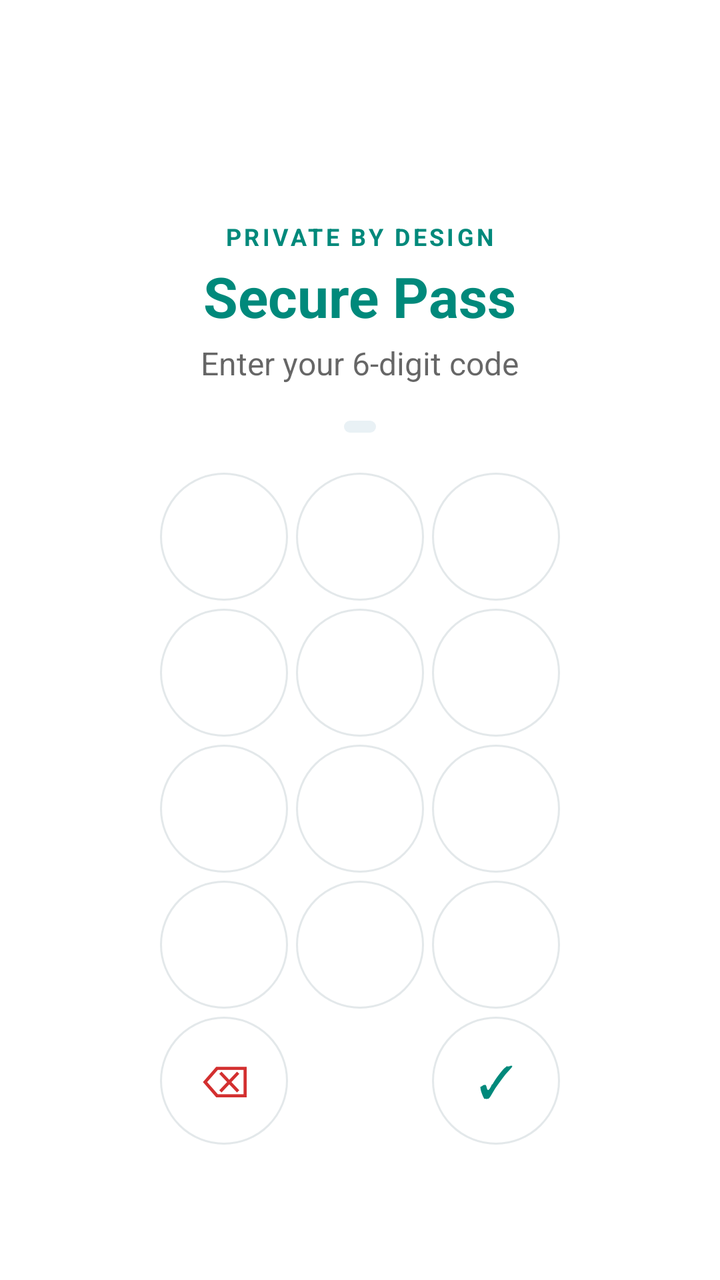
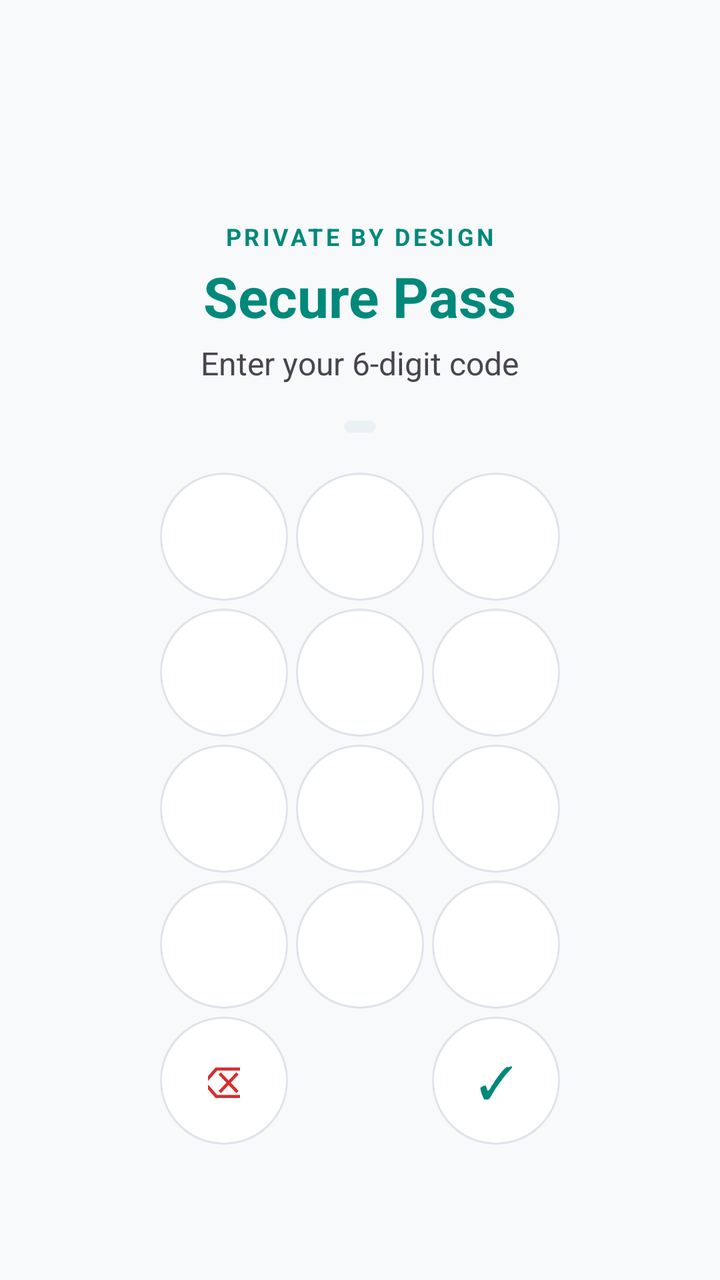

The first picture is an Android layout as it rendered before a commit; the second is the same layout after the commit. The layout source and the unified diff follow.
<!-- AndroidManifest.xml: application theme Theme.SecurePass -->
<!-- res/layout/activity_main.xml -->
<?xml version="1.0" encoding="utf-8"?>
<LinearLayout
    xmlns:android="http://schemas.android.com/apk/res/android"
    xmlns:app="http://schemas.android.com/apk/res-auto"
    android:layout_width="match_parent"
    android:layout_height="match_parent"
    android:orientation="vertical"
    android:gravity="center_horizontal"
    android:paddingTop="28dp"
    android:paddingStart="24dp"
    android:paddingEnd="24dp"
    android:fitsSystemWindows="true">

    
    <ImageView
        android:id="@+id/ivLockIcon"
        android:layout_width="72dp"
        android:layout_height="72dp"
        android:src="@mipmap/ic_launcher_teal"
        android:scaleType="fitCenter"
        android:adjustViewBounds="true"
        android:contentDescription="Secure Pass"
        android:layout_marginBottom="10dp"/>

    <TextView
        android:layout_width="wrap_content"
        android:layout_height="wrap_content"
        android:layout_marginBottom="3dp"
        android:letterSpacing="0.12"
        android:text="PRIVATE BY DESIGN"
        android:textColor="?attr/colorPrimary"
        android:textSize="12sp"
        android:textStyle="bold" />

    
    <TextView
        android:layout_width="wrap_content"
        android:layout_height="wrap_content"
        android:text="Secure Pass"
        android:textSize="28sp"
        android:textColor="?attr/colorPrimary"
        android:textStyle="bold"
        android:layout_marginBottom="4dp"/>

    
    <TextView
        android:id="@+id/tvInstruction"
        android:layout_width="wrap_content"
        android:layout_height="wrap_content"
        android:text="Enter your 6-digit code"
        android:textSize="16sp"
        android:textColor="?android:attr/textColorSecondary"
        android:layout_marginBottom="18dp"/>

    
    <LinearLayout
        android:id="@+id/pinDotsContainer"
        android:layout_width="wrap_content"
        android:layout_height="wrap_content"
        android:orientation="horizontal"
        android:layout_marginBottom="18dp"
        android:paddingStart="8dp"
        android:paddingTop="3dp"
        android:paddingEnd="8dp"
        android:paddingBottom="3dp"
        android:background="@drawable/pin_track_background">
    </LinearLayout>

    
    <GridLayout
        android:id="@+id/gridNumberPad"
        android:layout_width="wrap_content"
        android:layout_height="wrap_content"
        android:columnCount="3"
        android:rowCount="5"
        android:gravity="center">

        
        <Button android:id="@+id/btnKey0" style="@style/NumberPadButton"/>
        <Button android:id="@+id/btnKey1" style="@style/NumberPadButton"/>
        <Button android:id="@+id/btnKey2" style="@style/NumberPadButton"/>

        
        <Button android:id="@+id/btnKey3" style="@style/NumberPadButton"/>
        <Button android:id="@+id/btnKey4" style="@style/NumberPadButton"/>
        <Button android:id="@+id/btnKey5" style="@style/NumberPadButton"/>

        
        <Button android:id="@+id/btnKey6" style="@style/NumberPadButton"/>
        <Button android:id="@+id/btnKey7" style="@style/NumberPadButton"/>
        <Button android:id="@+id/btnKey8" style="@style/NumberPadButton"/>

        
        <Button android:id="@+id/btnKey9" style="@style/NumberPadButton"/>
        <Button android:id="@+id/btnKey10" style="@style/NumberPadButton"/>
        <Button android:id="@+id/btnKey11" style="@style/NumberPadButton"/>

        
        <Button android:id="@+id/btnDelete" style="@style/NumberPadButton" android:text="⌫"
            android:textColor="#D32F2F"/>
        <ImageButton
            android:id="@+id/btnBiometric"
            android:layout_width="64dp"
            android:layout_height="64dp"
            android:layout_margin="2dp"
            android:background="?attr/selectableItemBackgroundBorderless"
            android:src="@android:drawable/ic_dialog_info"
            android:contentDescription="Biometric Unlock"
            android:scaleType="fitCenter"
            app:tint="?attr/colorPrimary"
            android:visibility="invisible"/>
        <Button android:id="@+id/btnSubmit" style="@style/NumberPadButton" android:text="✓"
            android:textColor="?attr/colorPrimary"/>
    </GridLayout>

    
    <TextView
        android:id="@+id/tvError"
        android:layout_width="wrap_content"
        android:layout_height="wrap_content"
        android:text="Wrong code. Try again."
        android:textSize="14sp"
        android:textColor="#D32F2F"
        android:visibility="gone"
        android:layout_marginTop="12dp"/>

</LinearLayout>
<!-- resources referenced by this layout -->
<resources>
  <!-- drawable pin_track_background (drawable) -->
  <?xml version="1.0" encoding="utf-8"?>
  <shape xmlns:android="http://schemas.android.com/apk/res/android">
      <solid android:color="#E9F1F5" />
      <corners android:radius="18dp" />
  </shape>
  <!-- mipmap ic_launcher_teal (mipmap-anydpi-v26) -->
  <adaptive-icon xmlns:android="http://schemas.android.com/apk/res/android">
      <background android:drawable="@color/launcher_background" />
      <foreground android:drawable="@drawable/securepass_foreground_teal" />
      <monochrome android:drawable="@drawable/securepass_monochrome" />
  </adaptive-icon>
  <style name="NumberPadButton" parent="Widget.MaterialComponents.Button.OutlinedButton">
          <item name="android:layout_width">64dp</item>
          <item name="android:layout_height">64dp</item>
          <item name="android:textSize">22sp</item>
          <item name="android:textColor">?android:attr/textColorPrimary</item>
          <item name="android:layout_margin">2dp</item>
          <item name="cornerRadius">32dp</item>
          <item name="strokeWidth">1dp</item>
          <item name="strokeColor">#2D607D8B</item>
          <item name="backgroundTint">?attr/colorSurface</item>
          <item name="android:insetTop">0dp</item>
          <item name="android:insetBottom">0dp</item>
          <item name="rippleColor">?attr/colorControlHighlight</item>
      </style>
  <style name="Theme.SecurePass" parent="Theme.MaterialComponents.DayNight.NoActionBar">
          
          <item name="colorPrimary">@color/palette_teal_primary</item>
          <item name="colorOnPrimary">@color/white</item>
          
          <item name="colorSecondary">#FFB300</item>
          <item name="colorOnSecondary">#000000</item>
          
          <item name="android:statusBarColor">@color/palette_teal_variant</item>
          
          <item name="android:windowBackground">?android:attr/colorBackground</item>
      </style>
  <color name="launcher_background">#101827</color>
  <!-- drawable securepass_monochrome (drawable) -->
  <vector xmlns:android="http://schemas.android.com/apk/res/android"
      android:width="108dp"
      android:height="108dp"
      android:viewportWidth="108"
      android:viewportHeight="108">
      <path
          android:fillColor="#00000000"
          android:strokeColor="#FFFFFFFF"
          android:strokeWidth="3.5"
          android:strokeLineJoin="round"
          android:strokeLineCap="round"
          android:pathData="M54,26 L76,35 L76,53 C76,66 66,76 54,82 C42,76 32,66 32,53 L32,35 Z" />
      <path
          android:fillColor="#FFFFFFFF"
          android:pathData="M54,42.5 A5.5,5.5 0,1,0 54,53.5 A5.5,5.5 0,1,0 54,42.5 Z M51.5,50 L56.5,50 L58.5,64 L49.5,64 Z" />
  </vector>
  <color name="palette_teal_primary">#00897B</color>
  <color name="white">#FFFFFFFF</color>
  <color name="palette_teal_variant">#00695C</color>
  <!-- unchanged entries left out for length: 1 -->
</resources>

<!-- the commit's change to res/layout/activity_main.xml (unified diff, before → after) -->
@@ -2,14 +2,14 @@
 <LinearLayout
     xmlns:android="http://schemas.android.com/apk/res/android"
     xmlns:app="http://schemas.android.com/apk/res-auto"
+    android:id="@+id/mainRoot"
     android:layout_width="match_parent"
     android:layout_height="match_parent"
     android:orientation="vertical"
     android:gravity="center_horizontal"
     android:paddingTop="28dp"
     android:paddingStart="24dp"
-    android:paddingEnd="24dp"
-    android:fitsSystemWindows="true">
+    android:paddingEnd="24dp">
 
     
     <ImageView
<!-- resource entries referenced after the edit -->
@@ -12,31 +12,41 @@
       <foreground android:drawable="@drawable/securepass_foreground_teal" />
       <monochrome android:drawable="@drawable/securepass_monochrome" />
   </adaptive-icon>
-  <style name="NumberPadButton" parent="Widget.MaterialComponents.Button.OutlinedButton">
+  <style name="NumberPadButton" parent="Widget.Material3.Button.OutlinedButton">
           <item name="android:layout_width">64dp</item>
           <item name="android:layout_height">64dp</item>
           <item name="android:textSize">22sp</item>
-          <item name="android:textColor">?android:attr/textColorPrimary</item>
+          <item name="android:textColor">@color/m3_on_surface</item>
           <item name="android:layout_margin">2dp</item>
           <item name="cornerRadius">32dp</item>
           <item name="strokeWidth">1dp</item>
-          <item name="strokeColor">#2D607D8B</item>
-          <item name="backgroundTint">?attr/colorSurface</item>
+          <item name="strokeColor">@color/m3_outline_variant</item>
+          <item name="backgroundTint">@color/m3_surface_container</item>
           <item name="android:insetTop">0dp</item>
           <item name="android:insetBottom">0dp</item>
           <item name="rippleColor">?attr/colorControlHighlight</item>
       </style>
-  <style name="Theme.SecurePass" parent="Theme.MaterialComponents.DayNight.NoActionBar">
+  <style name="Theme.SecurePass" parent="Theme.Material3.DayNight.NoActionBar">
           
           <item name="colorPrimary">@color/palette_teal_primary</item>
           <item name="colorOnPrimary">@color/white</item>
+          <item name="colorPrimaryContainer">@color/m3_surface_container_high</item>
+          <item name="colorOnPrimaryContainer">@color/palette_teal_primary</item>
           
-          <item name="colorSecondary">#FFB300</item>
-          <item name="colorOnSecondary">#000000</item>
+          <item name="colorSecondary">@color/palette_teal_primary</item>
+          <item name="colorOnSecondary">@color/white</item>
+          <item name="colorSecondaryContainer">@color/m3_surface_container_high</item>
+          <item name="colorOnSecondaryContainer">@color/m3_on_surface</item>
+          <item name="colorTertiary">@color/palette_teal_variant</item>
+          <item name="colorControlActivated">@color/palette_teal_primary</item>
           
-          <item name="android:statusBarColor">@color/palette_teal_variant</item>
-          
-          <item name="android:windowBackground">?android:attr/colorBackground</item>
+          <item name="colorSurface">@color/m3_surface</item>
+          <item name="colorSurfaceContainer">@color/m3_surface_container</item>
+          <item name="colorSurfaceContainerHigh">@color/m3_surface_container_high</item>
+          <item name="colorOnSurface">@color/m3_on_surface</item>
+          <item name="colorOnSurfaceVariant">@color/m3_on_surface_variant</item>
+          <item name="colorOutlineVariant">@color/m3_outline_variant</item>
+          <item name="android:windowBackground">@color/m3_surface</item>
       </style>
   <color name="launcher_background">#101827</color>
   <!-- drawable securepass_monochrome (drawable) -->
@@ -56,9 +66,15 @@
           android:fillColor="#FFFFFFFF"
           android:pathData="M54,42.5 A5.5,5.5 0,1,0 54,53.5 A5.5,5.5 0,1,0 54,42.5 Z M51.5,50 L56.5,50 L58.5,64 L49.5,64 Z" />
   </vector>
+  <color name="m3_on_surface">#181C20</color>
+  <color name="m3_outline_variant">#DDE3EA</color>
+  <color name="m3_surface_container">#FFFFFF</color>
   <color name="palette_teal_primary">#00897B</color>
   <color name="white">#FFFFFFFF</color>
+  <color name="m3_surface_container_high">#EEF2F6</color>
   <color name="palette_teal_variant">#00695C</color>
+  <color name="m3_surface">#F7F9FB</color>
+  <color name="m3_on_surface_variant">#5C6570</color>
   <!-- unchanged entries left out for length: 1 -->
 </resources>
 
